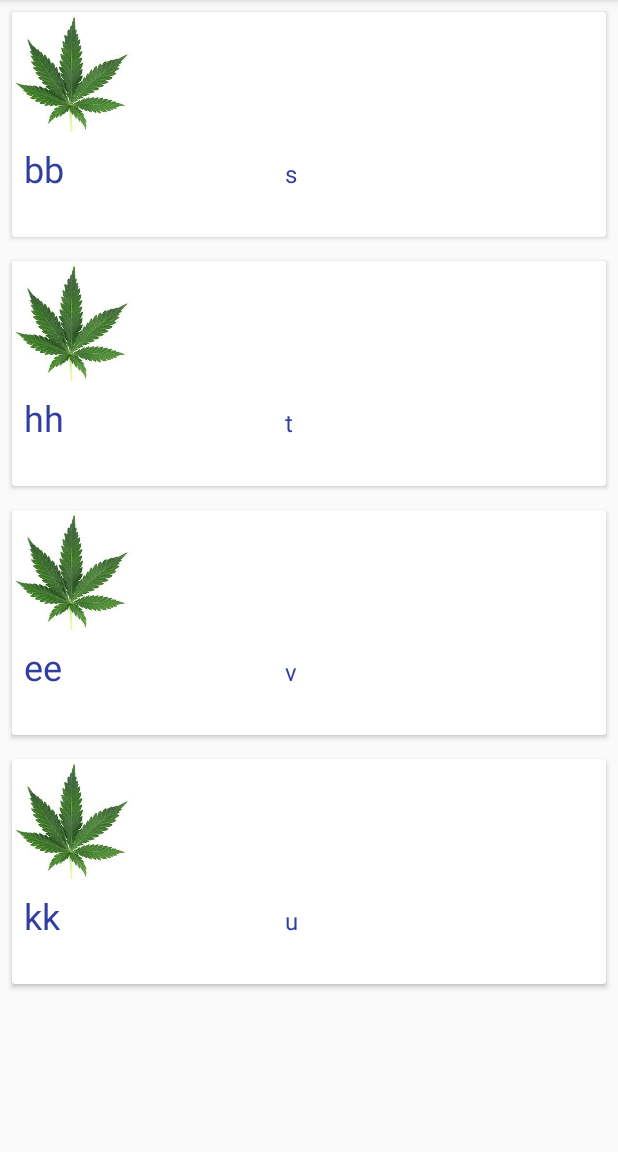
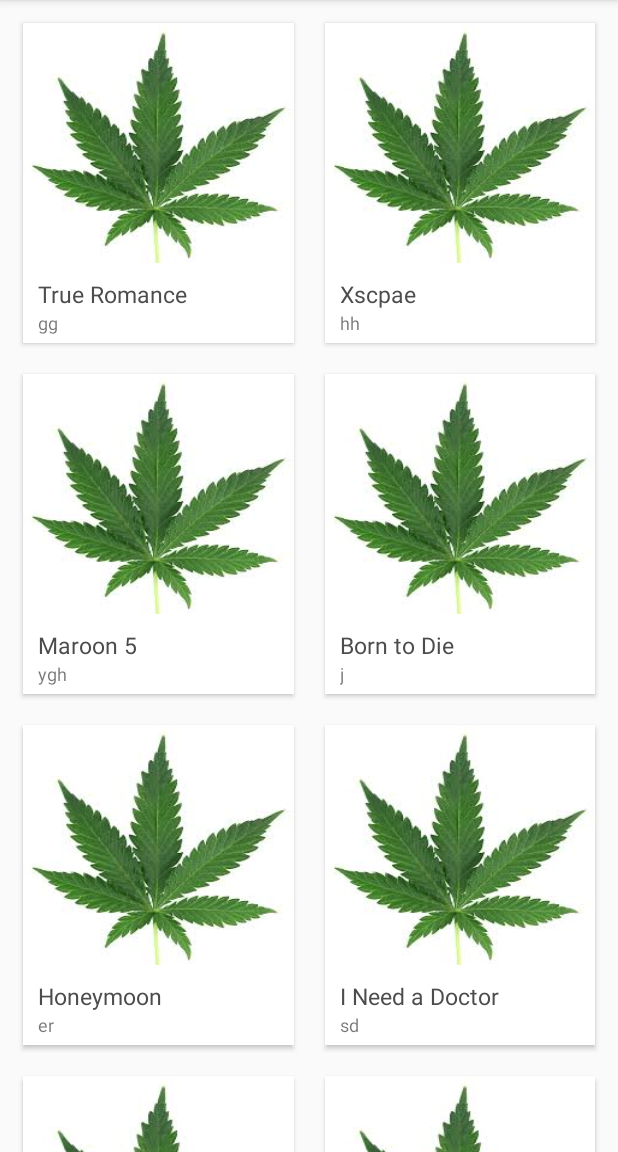
Before and after one commit to anamikagit/CardViewUI, an Android app: the screen it shows after launch (MainActivity), on a phone screen of 412 x 824 dp, the part 84-1236 px from its top. Run offline under Robolectric (Android 15) with nearby library versions, the phone set to English and light mode, and no system bars.

Commit message:
grid cards created successfuly

```diff
--- a/app/src/main/java/com/example/anamika/cardviewui/Data.java
+++ b/app/src/main/java/com/example/anamika/cardviewui/Data.java
@@ -2,9 +2,12 @@
 
 public class Data {
 
-    private final String label;
-    private final String display;
-    private final int imageResource;
+    private String label;
+    private String display;
+    private int imageResource;
+
+    public Data() {
+    }
 
     public Data(String label, String display, int imageResource)
     {
--- /dev/null
+++ b/app/src/main/java/com/example/anamika/cardviewui/GridCardAdapter.java
@@ -0,0 +1,56 @@
+package com.example.anamika.cardviewui;
+
+import android.content.Context;
+import android.support.v7.widget.RecyclerView;
+import android.view.LayoutInflater;
+import android.view.View;
+import android.view.ViewGroup;
+import android.widget.ImageView;
+import android.widget.TextView;
+
+import com.bumptech.glide.Glide;
+
+import java.util.List;
+
+public class GridCardAdapter extends RecyclerView.Adapter<GridCardAdapter.MyViewHolder> {
+
+    private Context mContext;
+    private List<Data> dataList;
+
+    public GridCardAdapter(Context mContext, List<Data> dataList) {
+        this.mContext = mContext;
+        this.dataList = dataList;
+    }
+
+    public class MyViewHolder extends RecyclerView.ViewHolder {
+        public TextView tvLabel, tvDisplay;
+        public ImageView cardImage;
+
+        public MyViewHolder(View itemView) {
+            super(itemView);
+            tvDisplay = itemView.findViewById(R.id.tv_display);
+            tvLabel = itemView.findViewById(R.id.tv_label);
+            cardImage = itemView.findViewById(R.id.card_image);
+        }
+    }
+
+    @Override
+    public GridCardAdapter.MyViewHolder onCreateViewHolder(ViewGroup parent, int viewType) {
+        View itemView = LayoutInflater.from(parent.getContext()).inflate(R.layout.grid_single_row, parent,false);
+        return new MyViewHolder(itemView);
+    }
+
+    @Override
+    public void onBindViewHolder(GridCardAdapter.MyViewHolder holder, int position) {
+        Data data = dataList.get(position);
+        holder.tvLabel.setText(data.getLabel());
+        holder.tvDisplay.setText(data.getDisplay());
+
+        Glide.with(mContext).load(data.getImageResource()).into(holder.cardImage);
+    }
+
+    @Override
+    public int getItemCount() {
+        return dataList.size();
+    }
+}
--- a/app/src/main/java/com/example/anamika/cardviewui/MainActivity.java
+++ b/app/src/main/java/com/example/anamika/cardviewui/MainActivity.java
@@ -1,59 +1,140 @@
 package com.example.anamika.cardviewui;
 
+import android.content.res.Resources;
 import android.content.res.TypedArray;
+import android.graphics.Rect;
 import android.support.v7.app.AppCompatActivity;
 import android.os.Bundle;
+import android.support.v7.widget.DefaultItemAnimator;
+import android.support.v7.widget.GridLayoutManager;
 import android.support.v7.widget.LinearLayoutManager;
 import android.support.v7.widget.RecyclerView;
+import android.support.v7.widget.Toolbar;
+import android.util.TypedValue;
+import android.view.View;
+import android.widget.ImageView;
+
+import com.bumptech.glide.Glide;
 
 import java.util.ArrayList;
+import java.util.List;
 
 public class MainActivity extends AppCompatActivity {
 
-    private RecyclerView mRecyclerView;
-    private ArrayList<Data> myData;
-    private DataAdapter dataAdapter;
+    private RecyclerView recyclerView;
+    private List<Data> dataList;
+    private GridCardAdapter gridCardAdapter;
 
     @Override
     protected void onCreate(Bundle savedInstanceState) {
         super.onCreate(savedInstanceState);
         setContentView(R.layout.activity_main);
 
-        //Initialize the RecyclerView
-        mRecyclerView = (RecyclerView) findViewById(R.id.recyclerView);
+        recyclerView = (RecyclerView) findViewById(R.id.recyclerView);
 
-        //Set the Layout Manager
-        mRecyclerView.setLayoutManager(new LinearLayoutManager(this));
+        dataList = new ArrayList<>();
+        gridCardAdapter = new GridCardAdapter(this, dataList);
 
-        //Initialize the ArrayList that will contain the data
-        myData = new ArrayList<>();
+        RecyclerView.LayoutManager mLayoutManager = new GridLayoutManager(this, 2);
+        recyclerView.setLayoutManager(mLayoutManager);
+        recyclerView.addItemDecoration(new GridSpacingItemDecoration(2, dpToPx(10), true));
+        recyclerView.setItemAnimator(new DefaultItemAnimator());
+        recyclerView.setAdapter(gridCardAdapter);
 
-        //Initialize the adapter and set it ot the RecyclerView
-        dataAdapter = new DataAdapter(myData, this);
-        mRecyclerView.setAdapter(dataAdapter);
+        prepareCards();
 
-        initializeData();
+        try {
+            Glide.with(this).load(R.drawable.sample_1).into((ImageView) findViewById(R.id.card_image));
+        } catch (Exception e) {
+            e.printStackTrace();
+        }
     }
-    private void initializeData() {
-        //Get the resources from the XML file
-        String[] tvLabel = getResources().getStringArray(R.array.tv_label);
-        String[] tvDisplay = getResources().getStringArray(R.array.tv_display);
-        TypedArray cardImageResources = getResources().obtainTypedArray(R.array.card_images);
-        //Clear the existing data (to avoid duplication)
-        myData.clear();
+    private void prepareCards() {
+        int[] covers = new int[]{
+                R.drawable.image,
+                R.drawable.image,
+                R.drawable.image,
+                R.drawable.image,
+                R.drawable.image,
+                R.drawable.image,
+                R.drawable.image,
+                R.drawable.image,
+                R.drawable.image,
+                R.drawable.image,};
 
-        //Create the ArrayList of Sports objects with the titles, images
-        // and information about each sport
-        for(int i=0; i<tvLabel.length; i++){
-            myData.add(new Data(tvLabel[i], tvDisplay[i],
-                    cardImageResources.getResourceId(i,0)));
+        Data a = new Data("True Romance", "gg", covers[0]);
+        dataList.add(a);
+
+        a = new Data("Xscpae", "hh", covers[1]);
+        dataList.add(a);
+
+        a = new Data("Maroon 5", "ygh", covers[2]);
+        dataList.add(a);
+
+        a = new Data("Born to Die", "j", covers[3]);
+        dataList.add(a);
+
+        a = new Data("Honeymoon", "er", covers[4]);
+        dataList.add(a);
+
+        a = new Data("I Need a Doctor", "sd", covers[5]);
+        dataList.add(a);
+
+        a = new Data("Loud", "fg", covers[6]);
+        dataList.add(a);
+
+        a = new Data("Legend", "c", covers[7]);
+        dataList.add(a);
+
+        a = new Data("Hello", "sd", covers[8]);
+        dataList.add(a);
+
+        a = new Data("Greatest Hits", "sx", covers[9]);
+        dataList.add(a);
+
+        gridCardAdapter.notifyDataSetChanged();
+    }
+
+    public class GridSpacingItemDecoration extends RecyclerView.ItemDecoration {
+
+        private int spanCount;
+        private int spacing;
+        private boolean includeEdge;
+
+        public GridSpacingItemDecoration(int spanCount, int spacing, boolean includeEdge) {
+            this.spanCount = spanCount;
+            this.spacing = spacing;
+            this.includeEdge = includeEdge;
         }
 
-        //Recycle the typed array
-        cardImageResources.recycle();
+        @Override
+        public void getItemOffsets(Rect outRect, View view, RecyclerView parent, RecyclerView.State state) {
+            int position = parent.getChildAdapterPosition(view); // item position
+            int column = position % spanCount; // item column
 
-        //Notify the adapter of the change
-        dataAdapter.notifyDataSetChanged();
+            if (includeEdge) {
+                outRect.left = spacing - column * spacing / spanCount; // spacing - column * ((1f / spanCount) * spacing)
+                outRect.right = (column + 1) * spacing / spanCount; // (column + 1) * ((1f / spanCount) * spacing)
 
+                if (position < spanCount) { // top edge
+                    outRect.top = spacing;
+                }
+                outRect.bottom = spacing; // item bottom
+            } else {
+                outRect.left = column * spacing / spanCount; // column * ((1f / spanCount) * spacing)
+                outRect.right = spacing - (column + 1) * spacing / spanCount; // spacing - (column + 1) * ((1f /    spanCount) * spacing)
+                if (position >= spanCount) {
+                    outRect.top = spacing; // item top
+                }
+            }
+        }
+    }
+
+    /**
+     * Converting dp to pixel
+     */
+    private int dpToPx(int dp) {
+        Resources r = getResources();
+        return Math.round(TypedValue.applyDimension(TypedValue.COMPLEX_UNIT_DIP, dp, r.getDisplayMetrics()));
     }
 }
--- /dev/null
+++ b/app/src/main/res/layout/grid_single_row.xml
@@ -0,0 +1,54 @@
+<?xml version="1.0" encoding="utf-8"?>
+
+<LinearLayout xmlns:android="http://schemas.android.com/apk/res/android"
+xmlns:card_view="http://schemas.android.com/apk/res-auto"
+android:layout_width="match_parent"
+android:layout_height="wrap_content">
+
+<android.support.v7.widget.CardView
+    android:id="@+id/card_view"
+    android:layout_width="match_parent"
+    android:layout_height="match_parent"
+    android:layout_gravity="center"
+    android:layout_margin="@dimen/card_margin"
+    android:elevation="3dp"
+    card_view:cardCornerRadius="@dimen/card_album_radius">
+
+    <RelativeLayout
+        android:layout_width="match_parent"
+        android:layout_height="match_parent">
+
+        <ImageView
+            android:id="@+id/card_image"
+            android:layout_width="match_parent"
+            android:layout_height="@dimen/album_cover_height"
+            android:background="?attr/selectableItemBackgroundBorderless"
+            android:clickable="true"
+            android:scaleType="fitXY" />
+
+        <TextView
+            android:id="@+id/tv_label"
+            android:layout_width="match_parent"
+            android:layout_height="wrap_content"
+            android:layout_below="@id/card_image"
+            android:paddingLeft="@dimen/album_title_padding"
+            android:paddingRight="@dimen/album_title_padding"
+            android:paddingTop="@dimen/album_title_padding"
+            android:textColor="@color/album_title"
+            android:textSize="@dimen/album_title" />
+
+        <TextView
+            android:id="@+id/tv_display"
+            android:layout_width="match_parent"
+            android:layout_height="wrap_content"
+            android:layout_below="@id/tv_label"
+            android:paddingBottom="@dimen/songs_count_padding_bottom"
+            android:paddingLeft="@dimen/album_title_padding"
+            android:paddingRight="@dimen/album_title_padding"
+            android:textSize="@dimen/songs_count" />
+
+    </RelativeLayout>
+
+</android.support.v7.widget.CardView>
+
+</LinearLayout>
--- a/app/src/main/res/layout/single_row.xml
+++ b/app/src/main/res/layout/single_row.xml
@@ -1,4 +1,6 @@
-<?xml version="1.0" encoding="utf-8"?> <android.support.v7.widget.CardView
+<?xml version="1.0" encoding="utf-8"?>
+
+<android.support.v7.widget.CardView
     xmlns:android="http://schemas.android.com/apk/res/android"
     xmlns:tools="http://schemas.android.com/tools"
     android:layout_width="match_parent"
--- a/app/src/main/res/values/colors.xml
+++ b/app/src/main/res/values/colors.xml
@@ -3,4 +3,5 @@
     <color name="colorPrimary">#3F51B5</color>
     <color name="colorPrimaryDark">#303F9F</color>
     <color name="colorAccent">#FF4081</color>
+    <color name="album_title">#4c4c4c</color>
 </resources>
--- /dev/null
+++ b/app/src/main/res/values/dimen.xml
@@ -0,0 +1,20 @@
+<?xml version="1.0" encoding="utf-8"?>
+<resources>
+    <dimen name="activity_horizontal_margin">16dp</dimen>
+    <dimen name="activity_vertical_margin">16dp</dimen>
+    <dimen name="fab_margin">16dp</dimen>
+    <dimen name="item_offset">10dp</dimen>
+    <dimen name="detail_backdrop_height">250dp</dimen>
+    <dimen name="backdrop_title">30dp</dimen>
+    <dimen name="backdrop_subtitle">18dp</dimen>
+    <dimen name="card_margin">5dp</dimen>
+    <dimen name="card_album_radius">0dp</dimen>
+    <dimen name="album_cover_height">160dp</dimen>
+    <dimen name="album_title_padding">10dp</dimen>
+    <dimen name="album_title">15dp</dimen>
+    <dimen name="songs_count_padding_bottom">5dp</dimen>
+    <dimen name="songs_count">12dp</dimen>
+    <dimen name="ic_album_overflow_width">20dp</dimen>
+    <dimen name="ic_album_overflow_height">30dp</dimen>
+    <dimen name="ic_album_overflow_margin_top">10dp</dimen>
+</resources>
--- a/app/src/main/res/values/dimens.xml
+++ /dev/null
@@ -1,6 +0,0 @@
-<?xml version="1.0" encoding="utf-8"?>
-<resources>
-    <dimen name="activity_horizontal_margin">16dp</dimen>
-    <dimen name="activity_vertical_margin">16dp</dimen>
-    <dimen name="card_margin">8dp</dimen>
-</resources>
```
Also changed, not shown: app/src/main/res/drawable/sample_0.jpg (added), app/src/main/res/drawable/sample_1.jpg (added), app/src/main/res/drawable/sample_2.jpg (added), app/src/main/res/drawable/sample_3.jpg (added), app/src/main/res/drawable/sample_4.jpg (added), app/src/main/res/drawable/sample_5.jpg (added), app/src/main/res/drawable/sample_6.jpg (added), app/src/main/res/drawable/sample_7.jpg (added).
